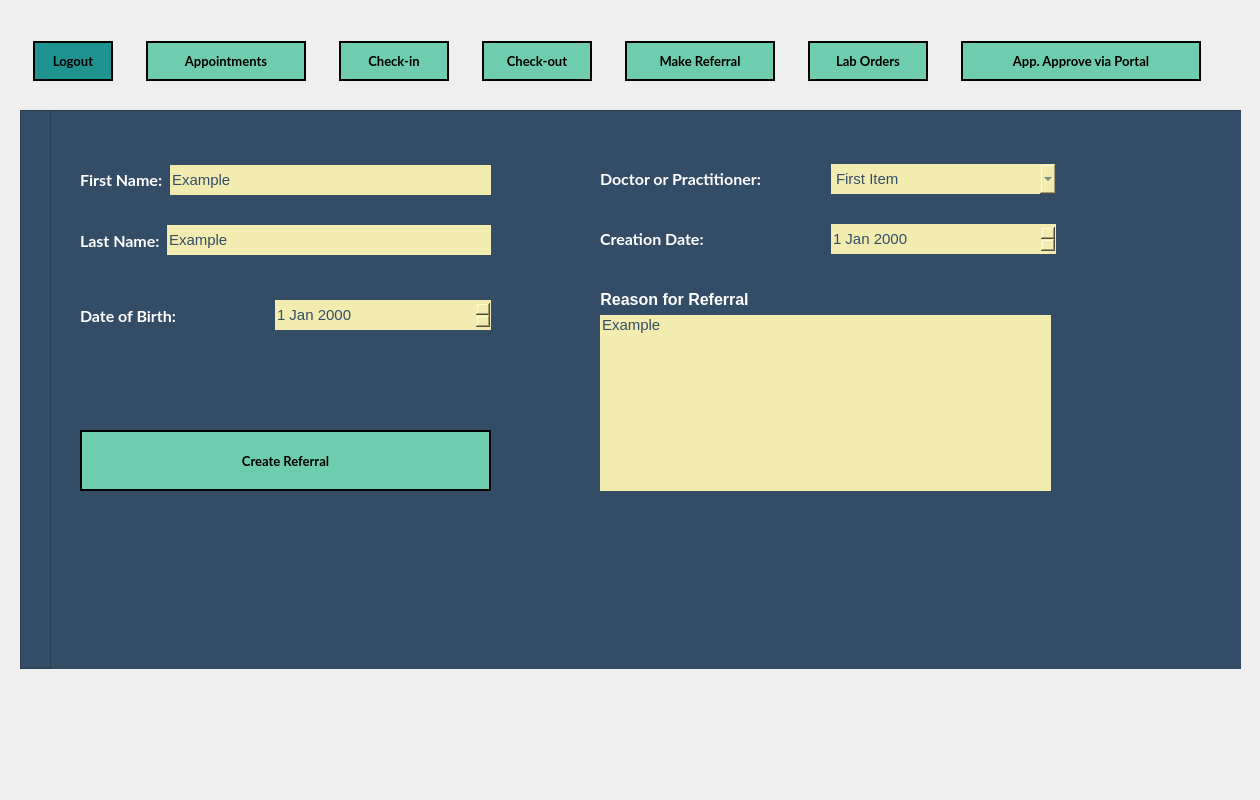
First picture: the form in Referrals.ui, repository mxrked/Medical-Office-Administration, before the edit.
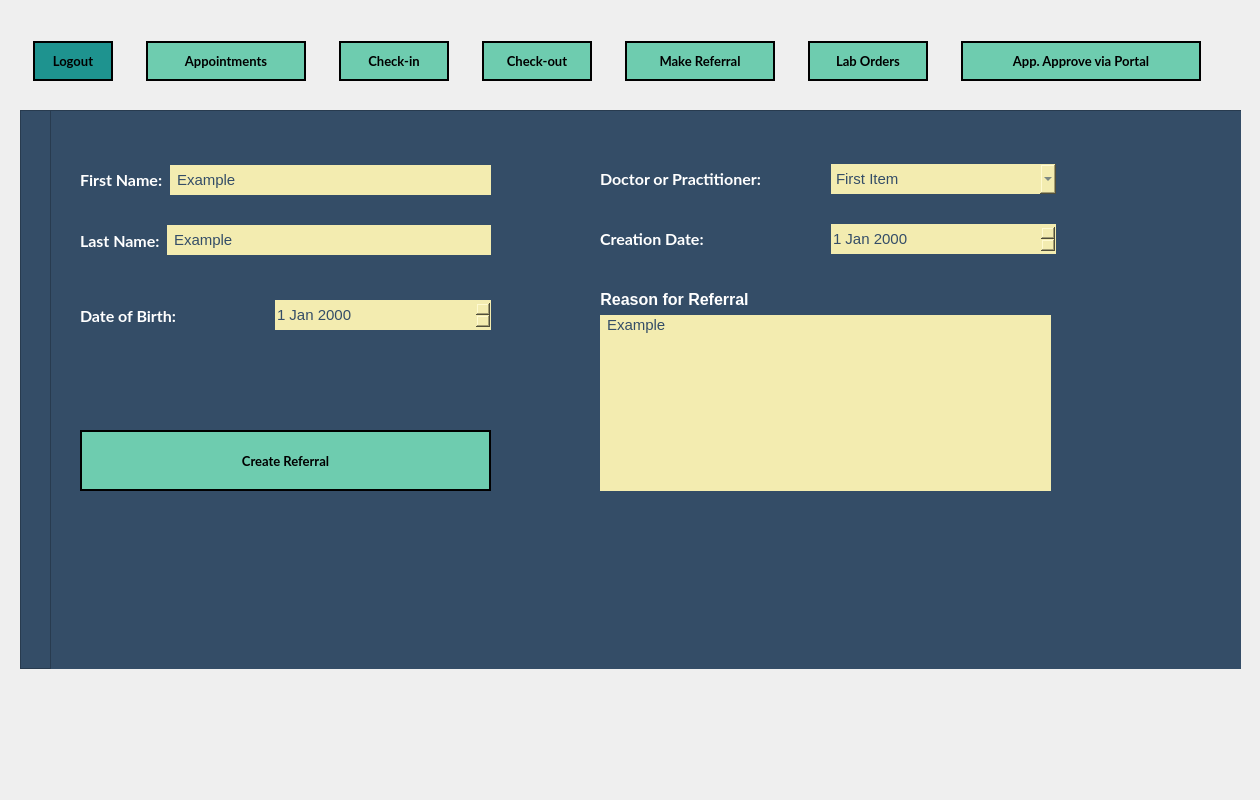
Second picture: the form after the edit. Icons and pictures are not drawn.

Commit message: Fixed styling issue

The edit to the form file:
```diff
--- a/Referrals.ui
+++ b/Referrals.ui
@@ -417,7 +417,6 @@
 }
 
 
-
 QLineEdit, QComboBox, QDateEdit, QDateTimeEdit {
 	border-image: none;
     border: none;
@@ -429,6 +428,11 @@
 	font-size: 11;
 }
 
+QLineEdit {
+	padding-left: 5px;
+	padding-right: 5px;
+}
+
 QLabel {
 	color: white;
 }</string>
@@ -745,7 +749,7 @@
        </item>
       </layout>
      </widget>
-     <widget class="QWidget" name="">
+     <widget class="QWidget" name="layoutWidget">
       <property name="geometry">
        <rect>
         <x>550</x>
@@ -791,6 +795,7 @@
          </property>
          <property name="font">
           <font>
+           <family>MS Shell Dlg 2</family>
            <pointsize>11</pointsize>
           </font>
          </property>
```
Left out of the diff: 25 changed lines with no effect on the pictures.
